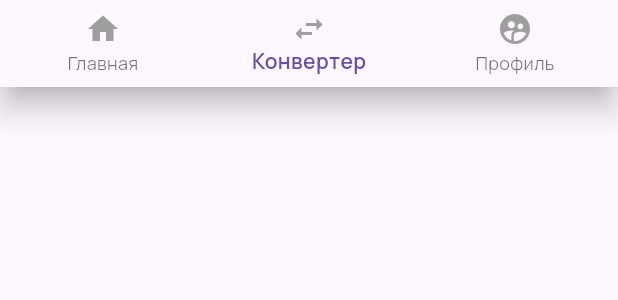
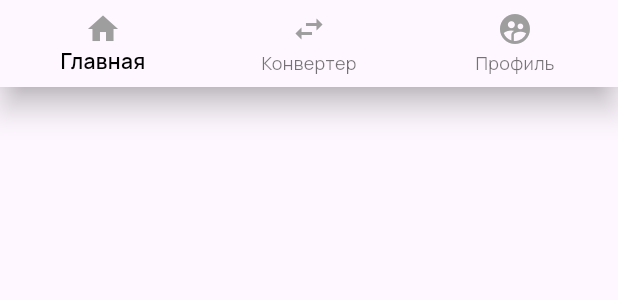
Before and after one commit to Altereyo/exchange_rate_app, a Flutter app: the AppBottomBar widget shown alone on an empty page, opened directly, on a phone screen of 412 x 824 dp. Shown: the top 300 px of the screen. Run offline on Flutter 3.47's test engine with Material 3 defaults, Android fonts, the phone set to English and light mode, and no system bars; our stand-ins replace chips_choice, flutter_animate, flutter_mobx, flutter_secure_storage, get_it, get_storage and 3 more; accounts and stored records are empty; generated files the repository leaves out were written again; network calls fail.

Commit message:
ui: bottom nav bar changes

```diff
--- a/lib/presentation/widgets/bottom_navigation_bar.dart
+++ b/lib/presentation/widgets/bottom_navigation_bar.dart
@@ -11,26 +11,27 @@ class AppBottomBar extends StatefulWidget {
 }
 
 class _AppBottomBarState extends State<AppBottomBar> {
-  int currentIndex = 1;
+  int currentIndex = 0;
   @override
   Widget build(BuildContext context) {
     final currentPage = GoRouter.of(context).location;
 
     return BottomNavigationBar(
-      selectedLabelStyle: GoogleFonts.manrope(fontWeight: FontWeight.w600),
+      selectedLabelStyle: GoogleFonts.manrope(fontWeight: FontWeight.w600, color: Colors.black),
       unselectedLabelStyle: GoogleFonts.manrope(),
+      fixedColor: Colors.black,
       currentIndex: currentIndex,
       items: [
         BottomNavigationBarItem(
-          icon: Icon(Icons.home, color: currentPage == '/home' ? AppColors.main : AppColors.grey,),
+          icon: Icon(Icons.home, color: currentPage == '/home' ? Colors.black : AppColors.grey,),
           label: 'Главная',
         ),
         BottomNavigationBarItem(
-          icon: Icon(Icons.swap_horiz, color: currentPage == '/exchange' ? AppColors.main : AppColors.grey,),
+          icon: Icon(Icons.swap_horiz, color: currentPage == '/exchange' ? Colors.black : AppColors.grey,),
           label: 'Конвертер',
         ),
         BottomNavigationBarItem(
-          icon: Icon(Icons.supervised_user_circle, color: currentPage == '/user' ? AppColors.main : AppColors.grey,),
+          icon: Icon(Icons.supervised_user_circle, color: currentPage == '/user' ? Colors.black : AppColors.grey,),
           label: 'Профиль',
         ),
       ],
```
